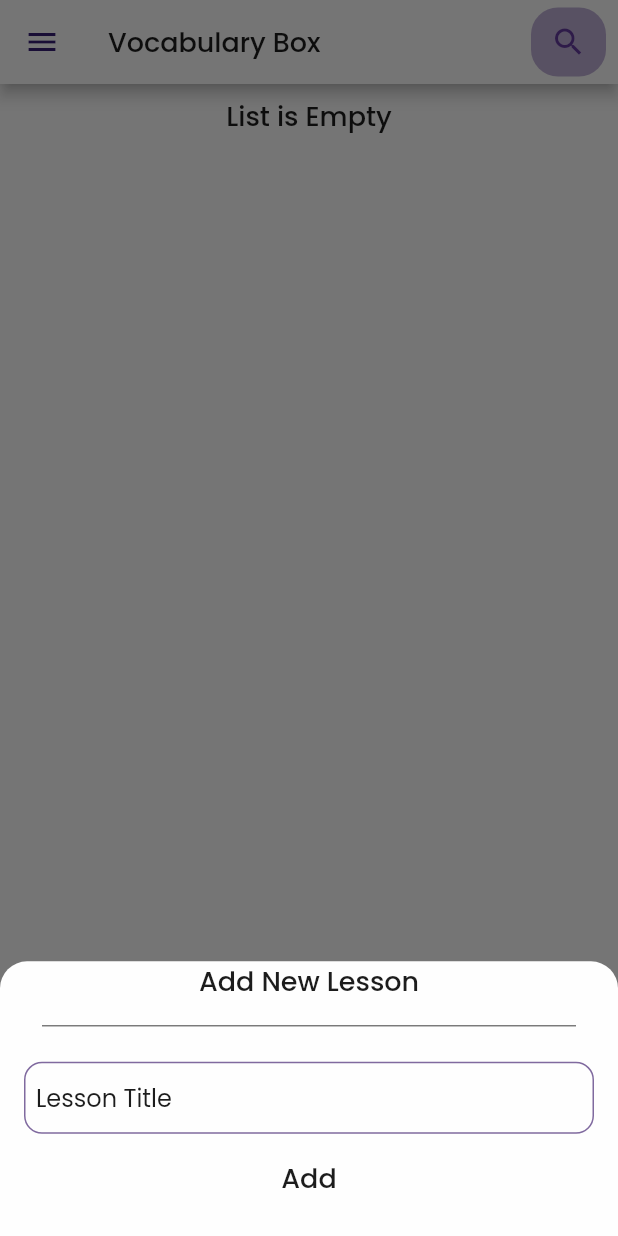
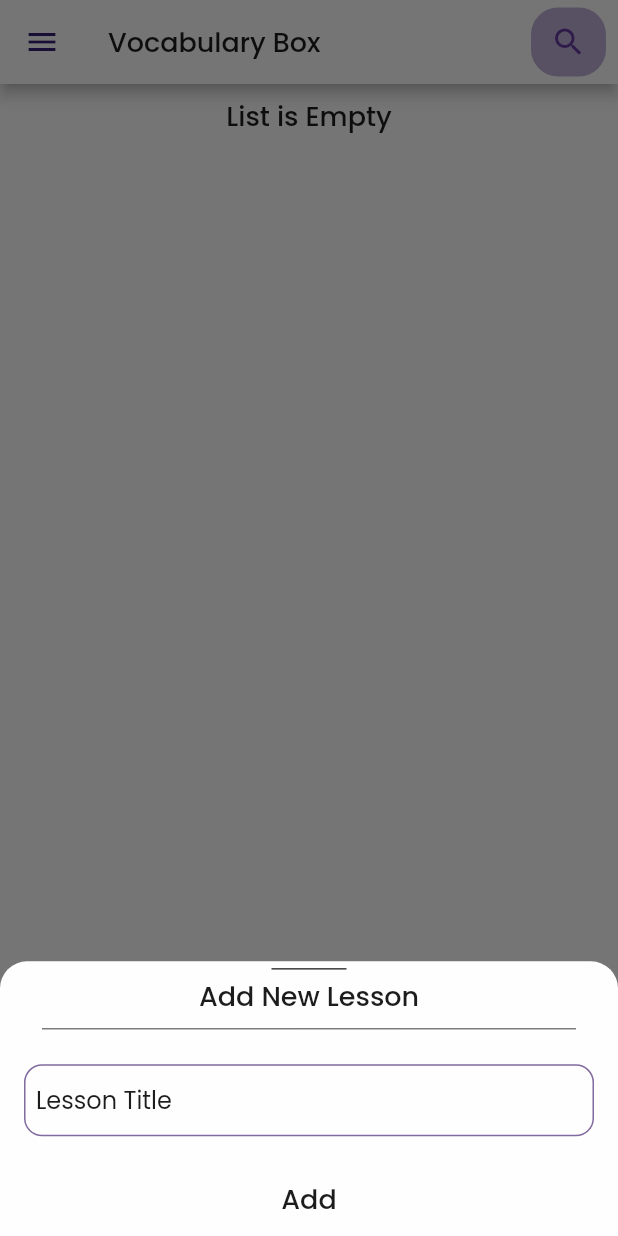
Before and after one commit to amirmojarad/vocabulary_box, a Flutter app: the screen it shows after launch, after a tap on "Add New Lesson", on a phone screen of 412 x 824 dp. Run offline on Flutter 3.47's test engine with Material 2 defaults, Android fonts, the phone set to English and light mode, and no system bars.

Commit message:
change some ui

```diff
--- a/lib/ui/lessons/lessons_layout.dart
+++ b/lib/ui/lessons/lessons_layout.dart
@@ -1,10 +1,8 @@
 import 'package:flutter/material.dart';
-import 'package:flutter_slidable/flutter_slidable.dart';
 import 'package:vocabulary_box/blocs/lessons_bloc.dart';
 import 'package:vocabulary_box/models/lesson.dart';
 import 'package:vocabulary_box/ui/lesson/lesson_ui.dart';
 import 'package:vocabulary_box/ui/utils/device.dart';
-import 'package:vocabulary_box/ui/utils/colors.dart' as colors;
 
 class LessonsLayout extends StatefulWidget {
   @override
--- a/lib/ui/lessons/widgets/bottom_modal_sheet.dart
+++ b/lib/ui/lessons/widgets/bottom_modal_sheet.dart
@@ -11,23 +11,37 @@ void buildBottomModalSheet(BuildContext context, Function setState) {
     isScrollControlled: true,
     builder: (context) {
       return Container(
-        child: SingleChildScrollView(
         child: Column(
           children: [
+            Expanded(
+              flex: 3,
+              child: Column(
+                children: [
+                  SizedBox(
+                      child: Divider(
+                        thickness: 1,
+                      ),
+                      height: 10,
+                      width: 50),
                   Text(
                     "Add New Lesson",
                     style: Theme.of(context).textTheme.bodyText1,
                   ),
                   Padding(
-                padding:
-                    const EdgeInsets.symmetric(horizontal: 28.0, vertical: 8),
+                    padding: const EdgeInsets.symmetric(
+                        horizontal: 28.0, vertical: 0),
                     child: SizedBox(
                       child: Divider(),
                       width: device.width,
                     ),
                   ),
-              Padding(
-                padding: EdgeInsets.symmetric(vertical: 8, horizontal: 16),
+                ],
+              ),
+            ),
+            Expanded(
+              flex: 3,
+              child: Padding(
+                padding: EdgeInsets.symmetric(vertical: 0, horizontal: 16),
                 child: Container(
                   child: TextFormField(
                     onFieldSubmitted: (value) async =>
@@ -50,7 +64,10 @@ void buildBottomModalSheet(BuildContext context, Function setState) {
                   ),
                 ),
               ),
-              Padding(
+            ),
+            Expanded(
+              flex: 2,
+              child: Padding(
                 padding: EdgeInsets.only(
                   top: 8.0,
                 ),
@@ -60,8 +77,8 @@ void buildBottomModalSheet(BuildContext context, Function setState) {
                       Text("Add", style: Theme.of(context).textTheme.bodyText1),
                 ),
               ),
+            ),
           ],
-          ),
         ),
         decoration: BoxDecoration(
           color: Theme.of(context).backgroundColor,
```
Lines whose indentation alone changed are shown as unchanged.
